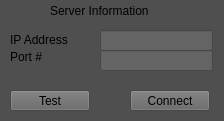
Qt form tempClient/mainwindow.ui (Skyfligher/DBMS_Project) before a commit.
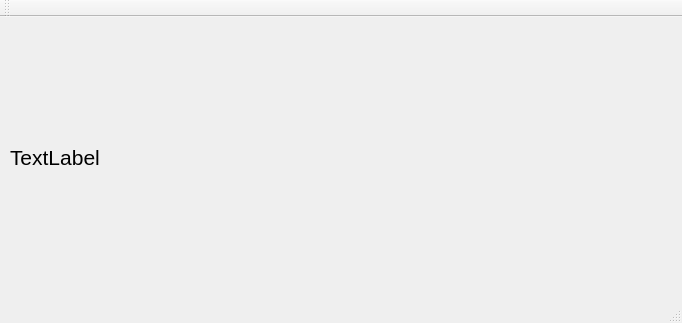
The same form after that commit.

```diff
--- a/tempClient/mainwindow.ui
+++ b/tempClient/mainwindow.ui
@@ -6,569 +6,52 @@
    <rect>
     <x>0</x>
     <y>0</y>
-    <width>224</width>
-    <height>121</height>
+    <width>682</width>
+    <height>323</height>
    </rect>
   </property>
-  <property name="palette">
-   <palette>
-    <active>
-     <colorrole role="WindowText">
-      <brush brushstyle="SolidPattern">
-       <color alpha="255">
-        <red>255</red>
-        <green>255</green>
-        <blue>255</blue>
-       </color>
-      </brush>
-     </colorrole>
-     <colorrole role="Button">
-      <brush brushstyle="SolidPattern">
-       <color alpha="255">
-        <red>44</red>
-        <green>44</green>
-        <blue>44</blue>
-       </color>
-      </brush>
-     </colorrole>
-     <colorrole role="Light">
-      <brush brushstyle="SolidPattern">
-       <color alpha="255">
-        <red>76</red>
-        <green>76</green>
-        <blue>76</blue>
-       </color>
-      </brush>
-     </colorrole>
-     <colorrole role="Midlight">
-      <brush brushstyle="SolidPattern">
-       <color alpha="255">
-        <red>74</red>
-        <green>74</green>
-        <blue>74</blue>
-       </color>
-      </brush>
-     </colorrole>
-     <colorrole role="Dark">
-      <brush brushstyle="SolidPattern">
-       <color alpha="255">
-        <red>127</red>
-        <green>127</green>
-        <blue>127</blue>
-       </color>
-      </brush>
-     </colorrole>
-     <colorrole role="Mid">
-      <brush brushstyle="SolidPattern">
-       <color alpha="255">
-        <red>170</red>
-        <green>170</green>
-        <blue>170</blue>
-       </color>
-      </brush>
-     </colorrole>
-     <colorrole role="Text">
-      <brush brushstyle="SolidPattern">
-       <color alpha="255">
-        <red>0</red>
-        <green>0</green>
-        <blue>0</blue>
-       </color>
-      </brush>
-     </colorrole>
-     <colorrole role="BrightText">
-      <brush brushstyle="SolidPattern">
-       <color alpha="255">
-        <red>255</red>
-        <green>255</green>
-        <blue>255</blue>
-       </color>
-      </brush>
-     </colorrole>
-     <colorrole role="ButtonText">
-      <brush brushstyle="SolidPattern">
-       <color alpha="255">
-        <red>0</red>
-        <green>0</green>
-        <blue>0</blue>
-       </color>
-      </brush>
-     </colorrole>
-     <colorrole role="Base">
-      <brush brushstyle="SolidPattern">
-       <color alpha="255">
-        <red>1</red>
-        <green>1</green>
-        <blue>1</blue>
-       </color>
-      </brush>
-     </colorrole>
-     <colorrole role="Window">
-      <brush brushstyle="SolidPattern">
-       <color alpha="255">
-        <red>79</red>
-        <green>79</green>
-        <blue>79</blue>
-       </color>
-      </brush>
-     </colorrole>
-     <colorrole role="Shadow">
-      <brush brushstyle="SolidPattern">
-       <color alpha="255">
-        <red>40</red>
-        <green>40</green>
-        <blue>40</blue>
-       </color>
-      </brush>
-     </colorrole>
-     <colorrole role="AlternateBase">
-      <brush brushstyle="SolidPattern">
-       <color alpha="255">
-        <red>71</red>
-        <green>71</green>
-        <blue>71</blue>
-       </color>
-      </brush>
-     </colorrole>
-     <colorrole role="ToolTipBase">
-      <brush brushstyle="SolidPattern">
-       <color alpha="255">
-        <red>255</red>
-        <green>255</green>
-        <blue>220</blue>
-       </color>
-      </brush>
-     </colorrole>
-     <colorrole role="ToolTipText">
-      <brush brushstyle="SolidPattern">
-       <color alpha="255">
-        <red>0</red>
-        <green>0</green>
-        <blue>0</blue>
-       </color>
-      </brush>
-     </colorrole>
-    </active>
-    <inactive>
-     <colorrole role="WindowText">
-      <brush brushstyle="SolidPattern">
-       <color alpha="255">
-        <red>255</red>
-        <green>255</green>
-        <blue>255</blue>
-       </color>
-      </brush>
-     </colorrole>
-     <colorrole role="Button">
-      <brush brushstyle="SolidPattern">
-       <color alpha="255">
-        <red>44</red>
-        <green>44</green>
-        <blue>44</blue>
-       </color>
-      </brush>
-     </colorrole>
-     <colorrole role="Light">
-      <brush brushstyle="SolidPattern">
-       <color alpha="255">
-        <red>76</red>
-        <green>76</green>
-        <blue>76</blue>
-       </color>
-      </brush>
-     </colorrole>
-     <colorrole role="Midlight">
-      <brush brushstyle="SolidPattern">
-       <color alpha="255">
-        <red>74</red>
-        <green>74</green>
-        <blue>74</blue>
-       </color>
-      </brush>
-     </colorrole>
-     <colorrole role="Dark">
-      <brush brushstyle="SolidPattern">
-       <color alpha="255">
-        <red>127</red>
-        <green>127</green>
-        <blue>127</blue>
-       </color>
-      </brush>
-     </colorrole>
-     <colorrole role="Mid">
-      <brush brushstyle="SolidPattern">
-       <color alpha="255">
-        <red>170</red>
-        <green>170</green>
-        <blue>170</blue>
-       </color>
-      </brush>
-     </colorrole>
-     <colorrole role="Text">
-      <brush brushstyle="SolidPattern">
-       <color alpha="255">
-        <red>0</red>
-        <green>0</green>
-        <blue>0</blue>
-       </color>
-      </brush>
-     </colorrole>
-     <colorrole role="BrightText">
-      <brush brushstyle="SolidPattern">
-       <color alpha="255">
-        <red>255</red>
-        <green>255</green>
-        <blue>255</blue>
-       </color>
-      </brush>
-     </colorrole>
-     <colorrole role="ButtonText">
-      <brush brushstyle="SolidPattern">
-       <color alpha="255">
-        <red>0</red>
-        <green>0</green>
-        <blue>0</blue>
-       </color>
-      </brush>
-     </colorrole>
-     <colorrole role="Base">
-      <brush brushstyle="SolidPattern">
-       <color alpha="255">
-        <red>1</red>
-        <green>1</green>
-        <blue>1</blue>
-       </color>
-      </brush>
-     </colorrole>
-     <colorrole role="Window">
-      <brush brushstyle="SolidPattern">
-       <color alpha="255">
-        <red>79</red>
-        <green>79</green>
-        <blue>79</blue>
-       </color>
-      </brush>
-     </colorrole>
-     <colorrole role="Shadow">
-      <brush brushstyle="SolidPattern">
-       <color alpha="255">
-        <red>40</red>
-        <green>40</green>
-        <blue>40</blue>
-       </color>
-      </brush>
-     </colorrole>
-     <colorrole role="AlternateBase">
-      <brush brushstyle="SolidPattern">
-       <color alpha="255">
-        <red>71</red>
-        <green>71</green>
-        <blue>71</blue>
-       </color>
-      </brush>
-     </colorrole>
-     <colorrole role="ToolTipBase">
-      <brush brushstyle="SolidPattern">
-       <color alpha="255">
-        <red>255</red>
-        <green>255</green>
-        <blue>220</blue>
-       </color>
-      </brush>
-     </colorrole>
-     <colorrole role="ToolTipText">
-      <brush brushstyle="SolidPattern">
-       <color alpha="255">
-        <red>0</red>
-        <green>0</green>
-        <blue>0</blue>
-       </color>
-      </brush>
-     </colorrole>
-    </inactive>
-    <disabled>
-     <colorrole role="WindowText">
-      <brush brushstyle="SolidPattern">
-       <color alpha="255">
-        <red>127</red>
-        <green>127</green>
-        <blue>127</blue>
-       </color>
-      </brush>
-     </colorrole>
-     <colorrole role="Button">
-      <brush brushstyle="SolidPattern">
-       <color alpha="255">
-        <red>44</red>
-        <green>44</green>
-        <blue>44</blue>
-       </color>
-      </brush>
-     </colorrole>
-     <colorrole role="Light">
-      <brush brushstyle="SolidPattern">
-       <color alpha="255">
-        <red>76</red>
-        <green>76</green>
-        <blue>76</blue>
-       </color>
-      </brush>
-     </colorrole>
-     <colorrole role="Midlight">
-      <brush brushstyle="SolidPattern">
-       <color alpha="255">
-        <red>74</red>
-        <green>74</green>
-        <blue>74</blue>
-       </color>
-      </brush>
-     </colorrole>
-     <colorrole role="Dark">
-      <brush brushstyle="SolidPattern">
-       <color alpha="255">
-        <red>127</red>
-        <green>127</green>
-        <blue>127</blue>
-       </color>
-      </brush>
-     </colorrole>
-     <colorrole role="Mid">
-      <brush brushstyle="SolidPattern">
-       <color alpha="255">
-        <red>170</red>
-        <green>170</green>
-        <blue>170</blue>
-       </color>
-      </brush>
-     </colorrole>
-     <colorrole role="Text">
-      <brush brushstyle="SolidPattern">
-       <color alpha="255">
-        <red>127</red>
-        <green>127</green>
-        <blue>127</blue>
-       </color>
-      </brush>
-     </colorrole>
-     <colorrole role="BrightText">
-      <brush brushstyle="SolidPattern">
-       <color alpha="255">
-        <red>255</red>
-        <green>255</green>
-        <blue>255</blue>
-       </color>
-      </brush>
-     </colorrole>
-     <colorrole role="ButtonText">
-      <brush brushstyle="SolidPattern">
-       <color alpha="255">
-        <red>127</red>
-        <green>127</green>
-        <blue>127</blue>
-       </color>
-      </brush>
-     </colorrole>
-     <colorrole role="Base">
-      <brush brushstyle="SolidPattern">
-       <color alpha="255">
-        <red>79</red>
-        <green>79</green>
-        <blue>79</blue>
-       </color>
-      </brush>
-     </colorrole>
-     <colorrole role="Window">
-      <brush brushstyle="SolidPattern">
-       <color alpha="255">
-        <red>79</red>
-        <green>79</green>
-        <blue>79</blue>
-       </color>
-      </brush>
-     </colorrole>
-     <colorrole role="Shadow">
-      <brush brushstyle="SolidPattern">
-       <color alpha="255">
-        <red>40</red>
-        <green>40</green>
-        <blue>40</blue>
-       </color>
-      </brush>
-     </colorrole>
-     <colorrole role="AlternateBase">
-      <brush brushstyle="SolidPattern">
-       <color alpha="255">
-        <red>71</red>
-        <green>71</green>
-        <blue>71</blue>
-       </color>
-      </brush>
-     </colorrole>
-     <colorrole role="ToolTipBase">
-      <brush brushstyle="SolidPattern">
-       <color alpha="255">
-        <red>255</red>
-        <green>255</green>
-        <blue>220</blue>
-       </color>
-      </brush>
-     </colorrole>
-     <colorrole role="ToolTipText">
-      <brush brushstyle="SolidPattern">
-       <color alpha="255">
-        <red>0</red>
-        <green>0</green>
-        <blue>0</blue>
-       </color>
-      </brush>
-     </colorrole>
-    </disabled>
-   </palette>
-  </property>
-  <property name="styleSheet">
-   <string notr="true">
-QPushButton {
-	background-color: rgb(100, 100, 100);
-}
-QLineEdit{
-	color: rgb(255, 255, 255);
-	background-color: rgb(100, 100, 100);
-	
-}</string>
+  <property name="windowTitle">
+   <string>MainWindow</string>
   </property>
   <widget class="QWidget" name="centralWidget">
-   <property name="palette">
-    <palette>
-     <active>
-      <colorrole role="Shadow">
-       <brush brushstyle="SolidPattern">
-        <color alpha="255">
-         <red>0</red>
-         <green>0</green>
-         <blue>0</blue>
-        </color>
-       </brush>
-      </colorrole>
-     </active>
-     <inactive>
-      <colorrole role="Shadow">
-       <brush brushstyle="SolidPattern">
-        <color alpha="255">
-         <red>0</red>
-         <green>0</green>
-         <blue>0</blue>
-        </color>
-       </brush>
-      </colorrole>
-     </inactive>
-     <disabled>
-      <colorrole role="Shadow">
-       <brush brushstyle="SolidPattern">
-        <color alpha="255">
-         <red>0</red>
-         <green>0</green>
-         <blue>0</blue>
-        </color>
-       </brush>
-      </colorrole>
-     </disabled>
-    </palette>
-   </property>
-   <widget class="QLineEdit" name="lineEdit">
-    <property name="geometry">
-     <rect>
-      <x>100</x>
-      <y>30</y>
-      <width>113</width>
-      <height>21</height>
-     </rect>
-    </property>
-   </widget>
-   <widget class="QLineEdit" name="lineEdit_2">
-    <property name="geometry">
-     <rect>
-      <x>100</x>
-      <y>50</y>
-      <width>113</width>
-      <height>21</height>
-     </rect>
-    </property>
-    <property name="frame">
-     <bool>true</bool>
-    </property>
-   </widget>
    <widget class="QLabel" name="label">
     <property name="geometry">
      <rect>
       <x>10</x>
-      <y>30</y>
-      <width>91</width>
-      <height>20</height>
-     </rect>
-    </property>
-    <property name="text">
-     <string>IP Address</string>
-    </property>
-    <property name="buddy">
-     <cstring>lineEdit</cstring>
-    </property>
-   </widget>
-   <widget class="QLabel" name="label_2">
-    <property name="geometry">
-     <rect>
-      <x>10</x>
-      <y>50</y>
-      <width>47</width>
-      <height>13</height>
-     </rect>
-    </property>
-    <property name="text">
-     <string>Port #</string>
-    </property>
-    <property name="buddy">
-     <cstring>lineEdit_2</cstring>
-    </property>
-   </widget>
-   <widget class="QLabel" name="label_3">
-    <property name="geometry">
-     <rect>
-      <x>50</x>
-      <y>0</y>
-      <width>141</width>
-      <height>21</height>
-     </rect>
-    </property>
-    <property name="text">
-     <string>Server Information</string>
-    </property>
-   </widget>
-   <widget class="QPushButton" name="testButton">
-    <property name="geometry">
-     <rect>
-      <x>10</x>
       <y>90</y>
-      <width>80</width>
-      <height>21</height>
+      <width>661</width>
+      <height>101</height>
      </rect>
     </property>
-    <property name="text">
-     <string>Test</string>
+    <property name="font">
+     <font>
+      <pointsize>16</pointsize>
+     </font>
     </property>
-   </widget>
-   <widget class="QPushButton" name="connectButton">
-    <property name="geometry">
-     <rect>
-      <x>130</x>
-      <y>90</y>
-      <width>80</width>
-      <height>21</height>
-     </rect>
-    </property>
     <property name="text">
-     <string>Connect</string>
+     <string>TextLabel</string>
     </property>
    </widget>
   </widget>
+  <widget class="QMenuBar" name="menuBar">
+   <property name="geometry">
+    <rect>
+     <x>0</x>
+     <y>0</y>
+     <width>682</width>
+     <height>20</height>
+    </rect>
+   </property>
+  </widget>
+  <widget class="QToolBar" name="mainToolBar">
+   <attribute name="toolBarArea">
+    <enum>TopToolBarArea</enum>
+   </attribute>
+   <attribute name="toolBarBreak">
+    <bool>false</bool>
+   </attribute>
+  </widget>
+  <widget class="QStatusBar" name="statusBar"/>
  </widget>
  <layoutdefault spacing="6" margin="11"/>
  <tabstops>
```
Left out of the diff: 6 changed lines with no effect on the pictures.
